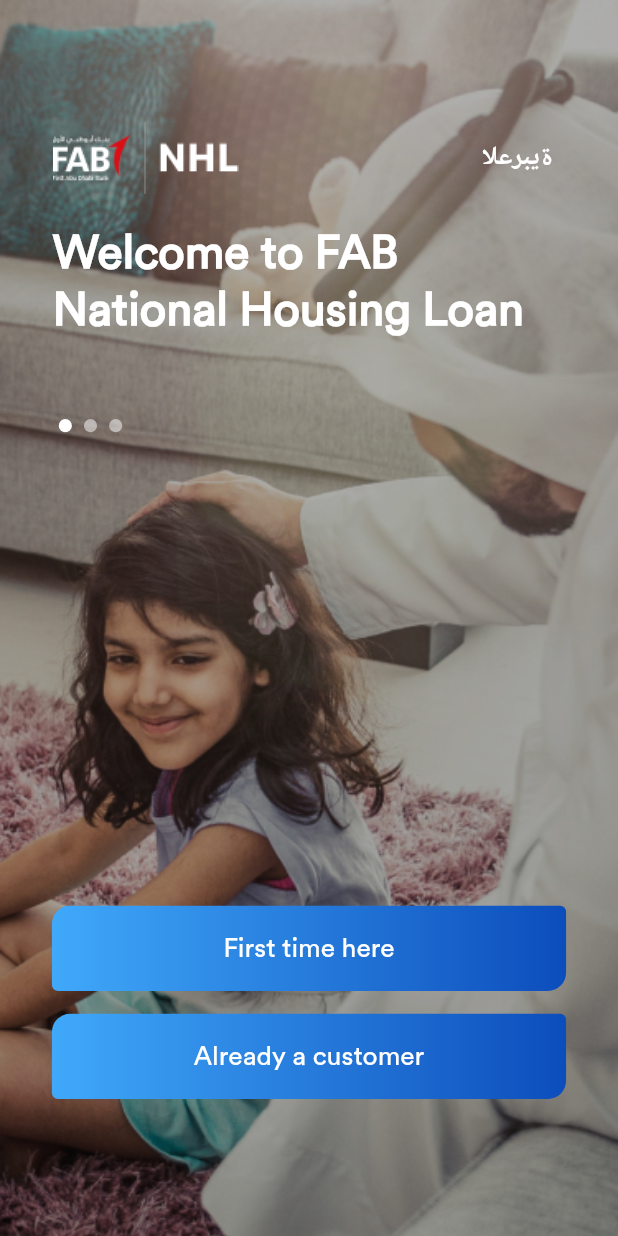
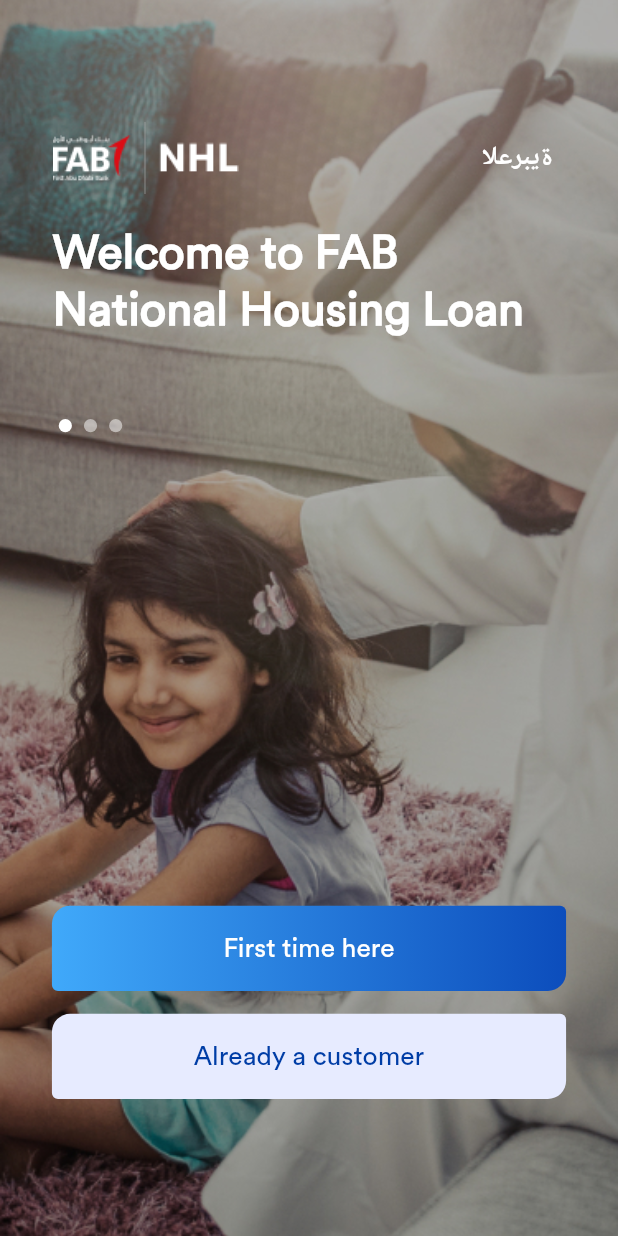
Before and after one commit to milind-nagarro/flutter_starter_kit, a Flutter app: the screen it shows after launch, on a phone screen of 412 x 824 dp. Run offline on Flutter 3.47's test engine with Material 2 defaults, Android fonts, the phone set to English and light mode, and no system bars; our stand-ins replace bloc, chopper, equatable, firebase_analytics, firebase_core, firebase_crashlytics and 10 more; accounts and stored records are empty; generated files the repository leaves out were written again; statements that could not run were skipped.

Commit message:
design: welcome screen button fixed, navigating back to register mobile page from setup pin added (pending)

```diff
--- a/lib/app/resources/colors.dart
+++ b/lib/app/resources/colors.dart
@@ -30,3 +30,5 @@ const textFieldHintText = Color.fromRGBO(135, 143, 158, 1);
 const textFieldErrorBgColor = Color.fromRGBO(255, 234, 235, 1);
 const textFieldBorderColor = Color.fromRGBO(0, 144, 255, 1);
 const textFieldBorderValidColor = Color.fromRGBO(0, 133, 133, 1);
+const btnBgLightWhite = Color.fromRGBO(231, 235, 255, 1);
+const btnTextBlueColor = Color.fromRGBO(0, 61, 166, 1);
--- a/lib/app/resources/style.dart
+++ b/lib/app/resources/style.dart
@@ -9,12 +9,9 @@ import 'colors.dart';
 
 class FABStyles {
   // Style for buttons throughout the app
-  static ButtonStyle appStyleButton(Color primaryColor,
-      {Size? minSize, Color? highlightColor}) {
+  static ButtonStyle appStyleButton({Size? minSize}) {
     return ElevatedButton.styleFrom(
         primary: Colors.transparent,
-        /*primary: primaryColor,
-        onPrimary: highlightColor ?? Colors.white,*/
         shadowColor: Colors.transparent,
         elevation: 3,
         shape: RoundedRectangleBorder(
@@ -111,7 +108,8 @@ class FABWidget {
           Color? bgColor,
           Color? textColor,
           Size? minSize,
-          Color? highlightColor}) {
+          Color? highlightColor,
+          String? key}) {
     return Container(
       height: minSize?.height.h ?? 56.h,
       width: minSize?.width.w ?? 300.w,
@@ -128,8 +126,8 @@ class FABWidget {
           color:
               onPressed != null ? bgColor ?? primaryLabelColor : Colors.grey),
       child: ElevatedButton(
-        style: FABStyles.appStyleButton(bgColor ?? primaryLabelColor,
-            minSize: minSize),
+        key: Key(key ?? ""),
+        style: FABStyles.appStyleButton(minSize: minSize),
         onPressed: onPressed,
         child: Text(
           text,
@@ -237,6 +235,7 @@ class FABWidget {
   static Widget textField(
       {TextInputType? keyboardType,
       Function(String text)? onChange,
+      bool autoFocus = false,
       String? prefixText,
       String? labelText,
       String? hintText,
@@ -247,6 +246,7 @@ class FABWidget {
       children: [
         TextField(
           keyboardType: keyboardType,
+          autofocus: autoFocus,
           maxLength: (keyboardType == TextInputType.phone) ? 11 : null,
           onChanged: onChange,
           style: FABStyles.textFieldTextStyle(Colors.black),
@@ -270,7 +270,8 @@ class FABWidget {
                         children: [
                           Text(prefixText.isEmpty ? "" : prefixText),
                           10.horizontalSpace,
-                          Text("|",style: FABStyles.textFieldTextStyle(Colors.grey)),
+                          Text("|",
+                              style: FABStyles.textFieldTextStyle(Colors.grey)),
                         ],
                       ),
                     ),
@@ -289,9 +290,8 @@ class FABWidget {
               decoration: const BoxDecoration(color: textFieldErrorBgColor),
               child: Padding(
                   padding: const EdgeInsets.all(10),
-                child: Text(errorText??'',
-                style: FABStyles.textFieldTextStyle(Colors.red))
-           )),
+                  child: Text(errorText ?? '',
+                      style: FABStyles.textFieldTextStyle(Colors.red)))),
         ),
       ],
     );
--- a/lib/ui/module/login/login_screen.dart
+++ b/lib/ui/module/login/login_screen.dart
@@ -52,6 +52,7 @@ class LoginScreen extends StatelessWidget {
                     SizedBox(height: 40.h),
                     FABWidget.textField(
                         keyboardType: TextInputType.phone,
+                        autoFocus: true,
                         onChange: (text) {
                           BlocProvider.of<LoginBloc>(context, listen: false)
                               // context.read<LoginBloc>() // context.read should not be used inside build, but in callbacks
--- a/lib/ui/module/setup_confirm_pin/setup_confirm_pin_screen.dart
+++ b/lib/ui/module/setup_confirm_pin/setup_confirm_pin_screen.dart
@@ -152,8 +152,7 @@ class SetupConfirmPinPage extends StatelessWidget {
               CupertinoDialogAction(
                   child: Text(AppLocalizations.of(context).yes_cancel),
                   onPressed: () {
-                    int count = 0;
-                    Navigator.of(context).popUntil((route) => count++ >= 2);
+                    locator<AppRouter>().navigateUserBackToRegisterMobile();
                   }),
               CupertinoDialogAction(
                 child: Text(AppLocalizations.of(context).no_stay_here),
@@ -165,8 +164,6 @@ class SetupConfirmPinPage extends StatelessWidget {
           );
         });
   }
-
-  void _moveToDashboard() {}
 }
 
 class SetupConfirmPin extends StatelessWidget {
--- a/lib/ui/module/welcome/welcome_screen.dart
+++ b/lib/ui/module/welcome/welcome_screen.dart
@@ -44,6 +44,9 @@ class WelcomeScreen extends StatelessWidget {
           child: FABWidget.appButton(
             AppLocalizations.of(context).already_user,
             onPressed: () => {locator<AppRouter>().showLoginScreen()},
+            isGradient: false,
+            bgColor: btnBgLightWhite,
+            textColor: btnTextBlueColor,
             minSize: const Size(btnWidth, btnHeight),
           ),
         ),
```
Lines whose indentation alone changed are shown as unchanged.
